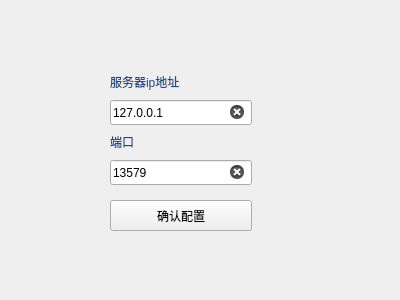
Qt form client/ui/setip.ui (TT2TER/Echoplex) before a commit.
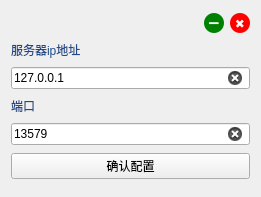
The same form after that commit. Custom widgets are drawn as their Qt base class.

Commit message: 美化客户端阶段性push

What changed in the file:
```diff
--- a/client/ui/setip.ui
+++ b/client/ui/setip.ui
@@ -6,35 +6,85 @@
    <rect>
     <x>0</x>
     <y>0</y>
-    <width>400</width>
-    <height>300</height>
+    <width>261</width>
+    <height>197</height>
    </rect>
   </property>
   <property name="windowTitle">
    <string>Form</string>
   </property>
-  <widget class="PrimaryPushButton" name="config_butt">
-   <property name="geometry">
-    <rect>
-     <x>110</x>
-     <y>200</y>
-     <width>142</width>
-     <height>31</height>
-    </rect>
-   </property>
+  <layout class="QVBoxLayout" name="verticalLayout">
+   <item>
+    <layout class="QHBoxLayout" name="horizontalLayout_4">
+     <item>
+      <spacer name="horizontalSpacer_3">
+       <property name="orientation">
+        <enum>Qt::Horizontal</enum>
+       </property>
+       <property name="sizeHint" stdset="0">
+        <size>
+         <width>40</width>
+         <height>10</height>
+        </size>
+       </property>
+      </spacer>
+     </item>
+     <item>
+      <widget class="QPushButton" name="mini_butt">
+       <property name="styleSheet">
+        <string notr="true">QPushButton {
+        background-color: green;
+        border: none;
+        border-radius: 10px;
+        width: 20px;
+        height: 20px;
+        font-size: 14px;
+        color: white;
+    }
+    
+    QPushButton:hover {
+        background-color: rgba(0, 128, 0, 0.8);
+    }
+    
+    QPushButton:pressed {
+        background-color: rgba(0, 128, 0, 1);
+    }</string>
+       </property>
    <property name="text">
-    <string>确认配置</string>
-   </property>
-  </widget>
+        <string>➖</string>
+       </property>
+      </widget>
+     </item>
+     <item>
+      <widget class="QPushButton" name="close_butt">
+       <property name="styleSheet">
+        <string notr="true">QPushButton {
+        background-color: red;
+        border: none;
+        border-radius: 10px;
+        width: 20px;
+        height: 20px;
+        font-size: 12px;
+        color: white;
+    }
+    
+    QPushButton:hover {
+        background-color: rgba(255, 0, 0, 0.8);
+    }
+    
+    QPushButton:pressed {
+        background-color: rgba(255, 0, 0, 1);
+    }</string>
+       </property>
+       <property name="text">
+        <string>✖</string>
+       </property>
+      </widget>
+     </item>
+    </layout>
+   </item>
+   <item>
   <widget class="BodyLabel" name="label_3">
-   <property name="geometry">
-    <rect>
-     <x>110</x>
-     <y>70</y>
-     <width>142</width>
-     <height>23</height>
-    </rect>
-   </property>
    <property name="sizePolicy">
     <sizepolicy hsizetype="Minimum" vsizetype="Fixed">
      <horstretch>0</horstretch>
@@ -490,15 +540,9 @@
     <string>服务器ip地址</string>
    </property>
   </widget>
+   </item>
+   <item>
   <widget class="LineEdit" name="ip_in">
-   <property name="geometry">
-    <rect>
-     <x>110</x>
-     <y>100</y>
-     <width>142</width>
-     <height>25</height>
-    </rect>
-   </property>
    <property name="sizePolicy">
     <sizepolicy hsizetype="Expanding" vsizetype="Fixed">
      <horstretch>0</horstretch>
@@ -518,15 +562,9 @@
     <bool>true</bool>
    </property>
   </widget>
+   </item>
+   <item>
   <widget class="BodyLabel" name="label_4">
-   <property name="geometry">
-    <rect>
-     <x>110</x>
-     <y>130</y>
-     <width>142</width>
-     <height>23</height>
-    </rect>
-   </property>
    <property name="sizePolicy">
     <sizepolicy hsizetype="Minimum" vsizetype="Fixed">
      <horstretch>0</horstretch>
@@ -982,15 +1020,9 @@
     <string>端口</string>
    </property>
   </widget>
+   </item>
+   <item>
   <widget class="LineEdit" name="port_in">
-   <property name="geometry">
-    <rect>
-     <x>110</x>
-     <y>160</y>
-     <width>142</width>
-     <height>25</height>
-    </rect>
-   </property>
    <property name="sizePolicy">
     <sizepolicy hsizetype="Expanding" vsizetype="Fixed">
      <horstretch>0</horstretch>
@@ -1010,18 +1042,27 @@
     <bool>true</bool>
    </property>
   </widget>
+   </item>
+   <item>
+    <widget class="PrimaryPushButton" name="config_butt">
+     <property name="text">
+      <string>确认配置</string>
+     </property>
+    </widget>
+   </item>
+  </layout>
  </widget>
  <customwidgets>
-  <customwidget>
-   <class>LineEdit</class>
-   <extends>QLineEdit</extends>
-   <header>qfluentwidgets</header>
-  </customwidget>
   <customwidget>
    <class>PushButton</class>
    <extends>QPushButton</extends>
    <header>qfluentwidgets</header>
   </customwidget>
+  <customwidget>
+   <class>LineEdit</class>
+   <extends>QLineEdit</extends>
+   <header>qfluentwidgets</header>
+  </customwidget>
   <customwidget>
    <class>PrimaryPushButton</class>
    <extends>PushButton</extends>
```
Lines whose indentation alone changed are shown as unchanged. The commit also changes 14 other files.
